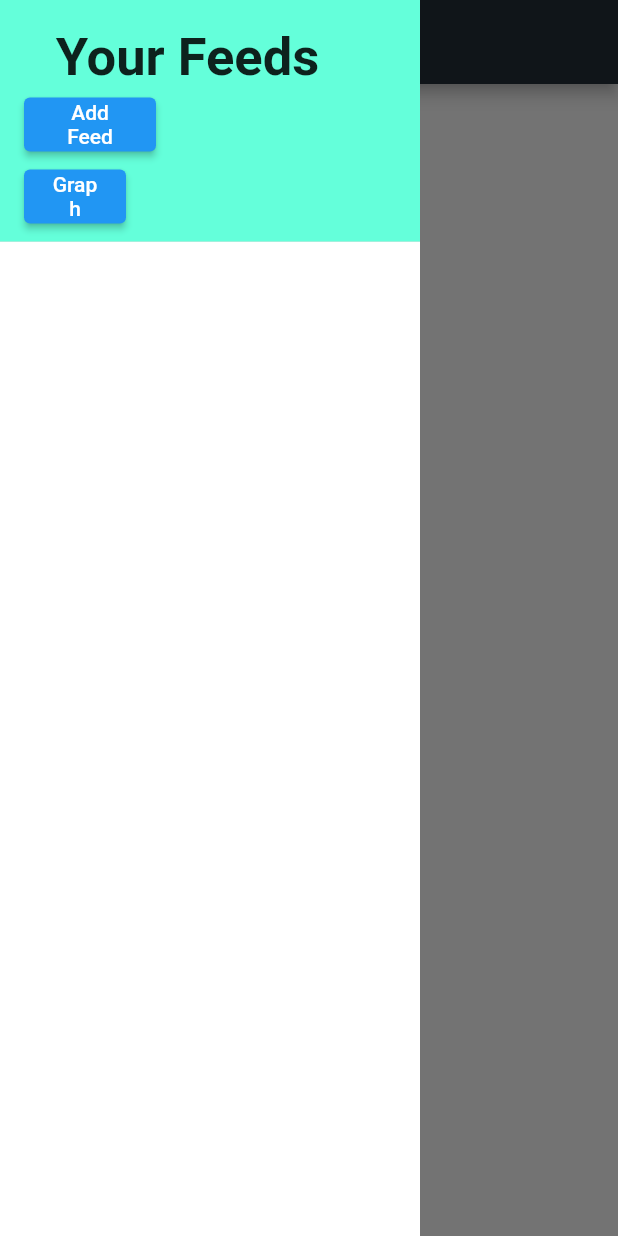
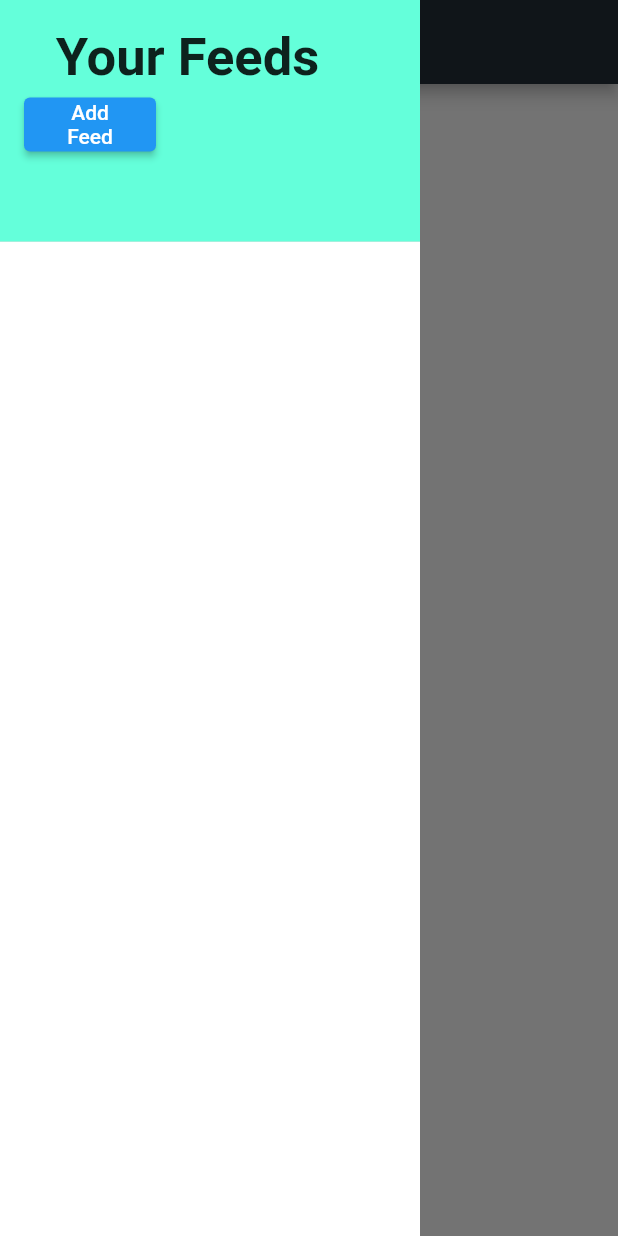
Before and after one commit to COS301-SE-2021/Ptarmigan, a Flutter app: the screen it shows after launch, with the side drawer open, on a phone screen of 412 x 824 dp. Run offline on Flutter 3.47's test engine with Material 2 defaults, Android fonts, the phone set to English and light mode, and no system bars; our stand-ins replace flutter_login, smooth_page_indicator; missing offline and left inert: amplify_api, amplify_auth_cognito, amplify_datastore, amplify_datastore_plugin_interface, amplify_flutter, bezier_chart; Roboto replaces fonts that are missing (Montserrat).

Commit message:
Minor  Cleanup Changes
Removed old code and code used for testing. Added code for dynamic graph points but this is still in progress.

```diff
--- a/ptarmigan/lib/widgets/feeds_list.dart
+++ b/ptarmigan/lib/widgets/feeds_list.dart
@@ -82,20 +82,6 @@ class FeedsList extends StatelessWidget {
                       ),
                     ),
                   )),
-                  Container(
-                      child: Padding(
-                    padding: EdgeInsets.fromLTRB(0, 0, 180, 0),
-                    child: ElevatedButton(
-                      onPressed: () {
-                        Navigator.push(context,
-                            MaterialPageRoute(builder: (context) => Graph()));
-                      },
-                      child: Text(
-                        'Graph',
-                        textAlign: TextAlign.center,
-                      ),
-                    ),
-                  )),
                 ],
               )),
         ],
--- a/ptarmigan/lib/widgets/todo_list.dart
+++ b/ptarmigan/lib/widgets/todo_list.dart
@@ -73,10 +73,13 @@ class TodosList extends StatelessWidget {
                                 .map((todo) => TodoItem(todo: todo))
                                 .toList())
                         : Center(child: Text('')),
-                    ListView(
-                      padding: EdgeInsets.zero,
-                      scrollDirection: Axis.vertical,
-                      children: [],
+                    ElevatedButton(
+                      style: ElevatedButton.styleFrom(
+                          textStyle: const TextStyle(fontSize: 20)),
+                      onPressed: null,
+                      child: const Text('Disabled'),
+                      autofocus: true,
+                      clipBehavior: Clip.none,
                     ),
                   ],
                 ),
```
Also changed, not shown: ptarmigan/lib/widgets/graph.dart (+7 -6 lines), ptarmigan/lib/widgets/todo_item.dart (+12 -7 lines).
